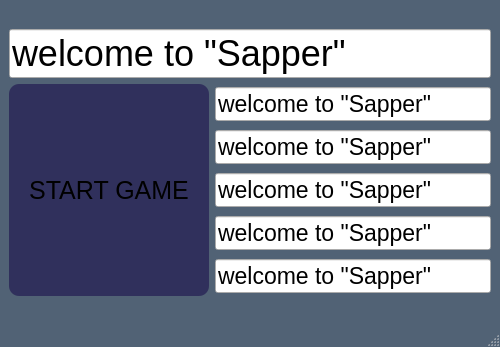
Qt form HubMenu/FrontEnd/MainWindow.ui (FrogCpp/SaperYandex) before a commit.
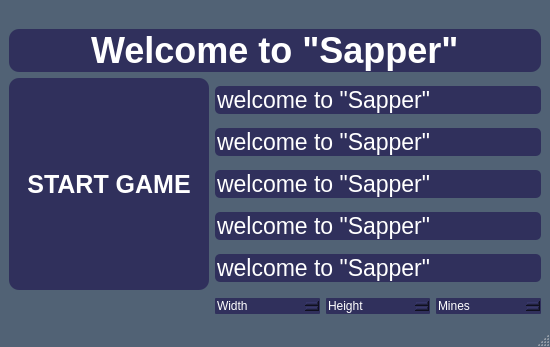
The same form after that commit.

What changed in the file:
```diff
--- a/HubMenu/FrontEnd/MainWindow.ui
+++ b/HubMenu/FrontEnd/MainWindow.ui
@@ -6,7 +6,7 @@
    <rect>
     <x>0</x>
     <y>0</y>
-    <width>500</width>
+    <width>550</width>
     <height>347</height>
    </rect>
   </property>
@@ -18,13 +18,13 @@
   </property>
   <property name="minimumSize">
    <size>
-    <width>500</width>
+    <width>550</width>
     <height>300</height>
    </size>
   </property>
   <property name="maximumSize">
    <size>
-    <width>500</width>
+    <width>550</width>
     <height>347</height>
    </size>
   </property>
@@ -39,6 +39,38 @@
   </property>
   <widget class="QWidget" name="centralwidget">
    <layout class="QGridLayout" name="gridLayout">
+    <item row="1" column="0" colspan="4">
+     <widget class="QLineEdit" name="HelloWords">
+      <property name="font">
+       <font>
+        <pointsize>27</pointsize>
+        <bold>true</bold>
+       </font>
+      </property>
+      <property name="cursor">
+       <cursorShape>ArrowCursor</cursorShape>
+      </property>
+      <property name="styleSheet">
+       <string notr="true">QLineEdit
+{
+	background-color:  #30305C;
+	border-radius: 10px;
+	color: white;
+	font-weight: bold;
+}
+</string>
+      </property>
+      <property name="text">
+       <string>Welcome to &quot;Sapper&quot;</string>
+      </property>
+      <property name="alignment">
+       <set>Qt::AlignmentFlag::AlignCenter</set>
+      </property>
+      <property name="readOnly">
+       <bool>true</bool>
+      </property>
+     </widget>
+    </item>
     <item row="0" column="0">
      <spacer name="verticalSpacer">
       <property name="orientation">
@@ -81,6 +113,16 @@
 	background-color: #30305C;
 	border-radius: 10px;
 	font-size: 25px;
+	color: white;
+	font-weight: bold;
+}
+QPushButton::pressed
+{
+	background-color: #303030;
+}
+QPushButton::released
+{
+	background-color: #30305C;
 }</string>
       </property>
       <property name="text">
@@ -88,38 +130,7 @@
       </property>
      </widget>
     </item>
-    <item row="1" column="0" colspan="2">
-     <widget class="QLineEdit" name="HelloWords">
-      <property name="font">
-       <font>
-        <pointsize>27</pointsize>
-       </font>
-      </property>
-      <property name="text">
-       <string>welcome to &quot;Sapper&quot;</string>
-      </property>
-      <property name="readOnly">
-       <bool>true</bool>
-      </property>
-     </widget>
-    </item>
-    <item row="4" column="0">
-     <spacer name="verticalSpacer_2">
-      <property name="orientation">
-       <enum>Qt::Orientation::Vertical</enum>
-      </property>
-      <property name="sizeType">
-       <enum>QSizePolicy::Policy::Minimum</enum>
-      </property>
-      <property name="sizeHint" stdset="0">
-       <size>
-        <width>20</width>
-        <height>20</height>
-       </size>
-      </property>
-     </spacer>
-    </item>
-    <item row="2" column="1" rowspan="2">
+    <item row="2" column="1" rowspan="2" colspan="3">
      <layout class="QGridLayout" name="gridLayout_2">
       <item row="0" column="0">
        <widget class="QLineEdit" name="first">
@@ -129,10 +140,11 @@
          </font>
         </property>
         <property name="styleSheet">
-         <string notr="true">QLIneEdit
+         <string notr="true">QLineEdit
 {
 	background-color:  #30305C;
 	border-radius: 5px;
+	color: white;
 }
 </string>
         </property>
@@ -152,10 +164,11 @@
          </font>
         </property>
         <property name="styleSheet">
-         <string notr="true">QLIneEdit
+         <string notr="true">QLineEdit
 {
 	background-color:  #30305C;
 	border-radius: 5px;
+	color: white;
 }
 </string>
         </property>
@@ -175,10 +188,11 @@
          </font>
         </property>
         <property name="styleSheet">
-         <string notr="true">QLIneEdit
+         <string notr="true">QLineEdit
 {
 	background-color:  #30305C;
 	border-radius: 5px;
+	color: white;
 }
 </string>
         </property>
@@ -198,10 +212,11 @@
          </font>
         </property>
         <property name="styleSheet">
-         <string notr="true">QLIneEdit
+         <string notr="true">QLineEdit
 {
 	background-color:  #30305C;
 	border-radius: 5px;
+	color: white;
 }
 </string>
         </property>
@@ -218,10 +233,11 @@
          </font>
         </property>
         <property name="styleSheet">
-         <string notr="true">QLIneEdit
+         <string notr="true">QLineEdit
 {
 	background-color:  #30305C;
 	border-radius: 5px;
+	color: white;
 }
 </string>
         </property>
@@ -232,6 +248,106 @@
       </item>
      </layout>
     </item>
+    <item row="4" column="3">
+     <widget class="QSpinBox" name="mineBox">
+      <property name="cursor">
+       <cursorShape>ForbiddenCursor</cursorShape>
+      </property>
+      <property name="styleSheet">
+       <string notr="true">QSpinBox
+{
+	background-color: #30305C;
+	border-radius: 1px;
+	color: white;
+}
+</string>
+      </property>
+      <property name="specialValueText">
+       <string>Mines</string>
+      </property>
+      <property name="suffix">
+       <string/>
+      </property>
+      <property name="prefix">
+       <string>  Mines     </string>
+      </property>
+      <property name="minimum">
+       <number>10</number>
+      </property>
+      <property name="maximum">
+       <number>100</number>
+      </property>
+     </widget>
+    </item>
+    <item row="4" column="0">
+     <spacer name="verticalSpacer_2">
+      <property name="orientation">
+       <enum>Qt::Orientation::Vertical</enum>
+      </property>
+      <property name="sizeType">
+       <enum>QSizePolicy::Policy::Minimum</enum>
+      </property>
+      <property name="sizeHint" stdset="0">
+       <size>
+        <width>20</width>
+        <height>20</height>
+       </size>
+      </property>
+     </spacer>
+    </item>
+    <item row="4" column="1">
+     <widget class="QSpinBox" name="widthBox">
+      <property name="cursor">
+       <cursorShape>ForbiddenCursor</cursorShape>
+      </property>
+      <property name="styleSheet">
+       <string notr="true">QSpinBox
+{
+	background-color: #30305C;
+	border-radius: 1px;
+	color: white;
+}
+</string>
+      </property>
+      <property name="specialValueText">
+       <string>Width</string>
+      </property>
+      <property name="prefix">
+       <string>Width    </string>
+      </property>
+      <property name="minimum">
+       <number>8</number>
+      </property>
+     </widget>
+    </item>
+    <item row="4" column="2">
+     <widget class="QSpinBox" name="heightBox">
+      <property name="cursor">
+       <cursorShape>ForbiddenCursor</cursorShape>
+      </property>
+      <property name="styleSheet">
+       <string notr="true">QSpinBox
+{
+	background-color: #30305C;
+	border-radius: 1px;
+	color: white;
+}
+</string>
+      </property>
+      <property name="wrapping">
+       <bool>false</bool>
+      </property>
+      <property name="specialValueText">
+       <string>Height</string>
+      </property>
+      <property name="prefix">
+       <string>Height    </string>
+      </property>
+      <property name="minimum">
+       <number>8</number>
+      </property>
+     </widget>
+    </item>
    </layout>
   </widget>
   <widget class="QMenuBar" name="menubar">
```
Left out of the diff: 2 changed lines with no effect on the pictures.
